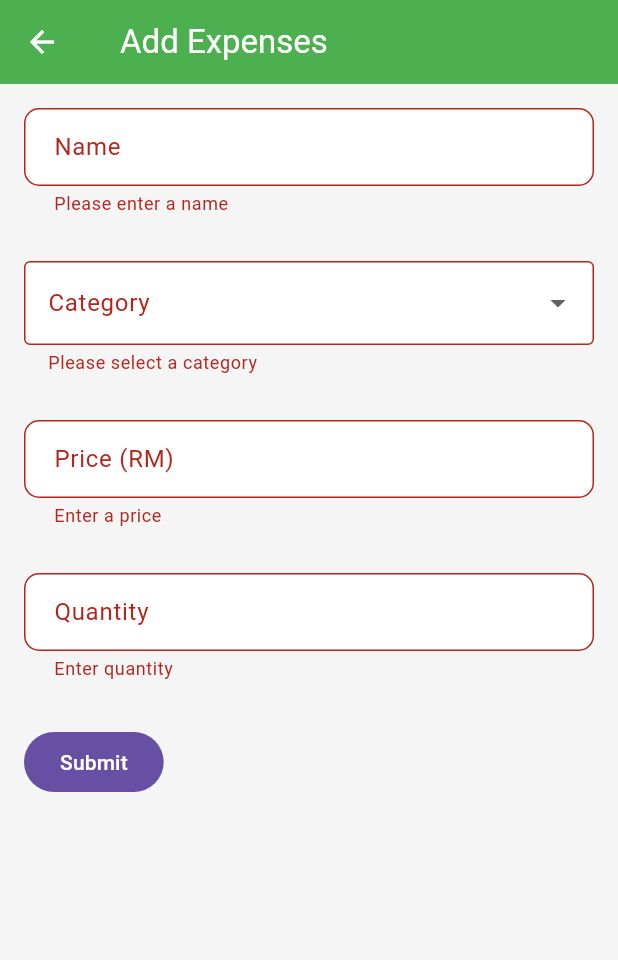
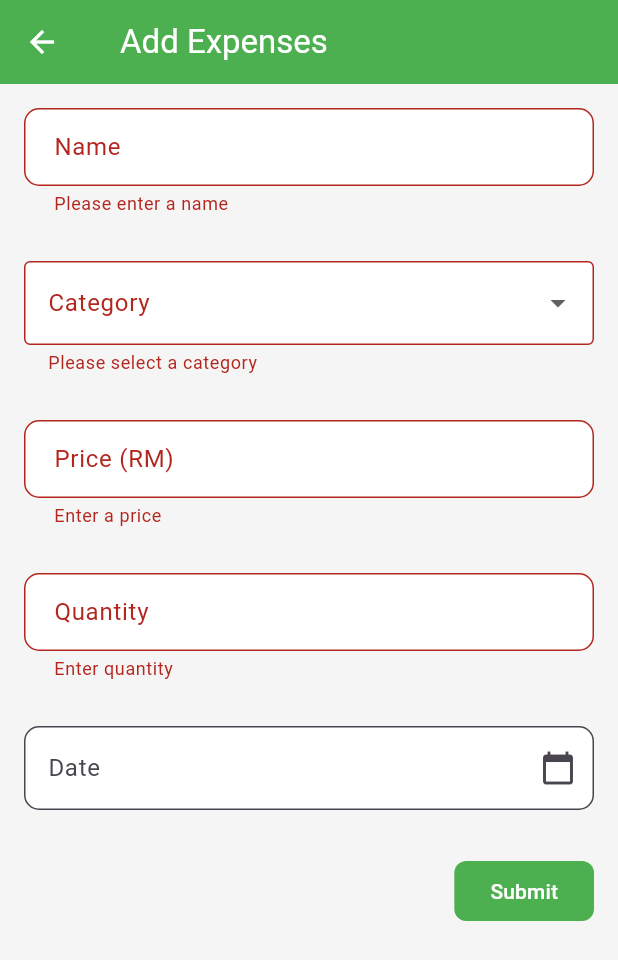
Before and after one commit to AhmadZahidi/expenses_tracker_app, a Flutter app: the AddScreen screen opened by its route, after a tap on "Submit", on a phone screen of 412 x 824 dp. Shown: the top 960 px of the screen. Run offline on Flutter 3.47's test engine with Material 3 defaults, Android fonts, the phone set to English and light mode, and no system bars; our stand-ins replace cloud_firestore, firebase_auth, firebase_core, flutter_svg, go_router; accounts and stored records are empty.

```diff
--- a/lib/router.dart
+++ b/lib/router.dart
@@ -1,7 +1,4 @@
-import 'package:expenses_tracker_app/background_color.dart';
 import 'package:expenses_tracker_app/screens/add_screen.dart';
-import 'package:expenses_tracker_app/reusable%20widget/background_screen.dart';
-import 'package:expenses_tracker_app/screens/firestore_screen.dart';
 import 'package:expenses_tracker_app/screens/home_screen.dart';
 import 'package:expenses_tracker_app/screens/splash_screen.dart';
 import 'package:go_router/go_router.dart';
@@ -17,14 +14,14 @@ final GoRouter appRouter = GoRouter(
       path: '/',
       builder:
           (context, state) =>
-              //  const LoginScreen(),
-              const HomeScreen(),
+               const LoginScreen(),
+              // const HomeScreen(),
     ),
     GoRoute(
       path: '/register',
       builder: (context, state) => const RegisterScreen(),
     ),
-    GoRoute(path: '/home', builder: (context, state) => FirestoreScreen()),
+    GoRoute(path: '/home', builder: (context, state) => HomeScreen()),
     GoRoute(path: '/home/add', builder: (context, state) => AddScreen()),
   ],
 );
--- a/lib/screens/add_screen.dart
+++ b/lib/screens/add_screen.dart
@@ -1,6 +1,7 @@
 import 'package:expenses_tracker_app/background_color.dart';
 import 'package:expenses_tracker_app/reusable%20widget/background_screen.dart';
 import 'package:expenses_tracker_app/reusable%20widget/crudbar.dart';
+import 'package:expenses_tracker_app/services/crud_service.dart';
 import 'package:flutter/material.dart';
 
 class AddScreen extends StatefulWidget {
@@ -15,9 +16,28 @@ class AddScreen extends StatefulWidget {
 class _AddScreenState extends State<AddScreen> {
   final _formKey = GlobalKey<FormState>();
 
+  DateTime? _selectedDate;
+
+  final CrudService crudService = CrudService();
   final TextEditingController _nameController = TextEditingController();
   final TextEditingController _priceController = TextEditingController();
   final TextEditingController _quantityController = TextEditingController();
+  final TextEditingController _dateController = TextEditingController();
+
+  Future<void> _pickDate(BuildContext context) async {
+    final DateTime? picked = await showDatePicker(
+      context: context,
+      initialDate: DateTime.now(),
+      firstDate: DateTime(2000),
+      lastDate: DateTime(2100),
+    );
+    if (picked != null) {
+      setState(() {
+        _selectedDate = picked;
+        _dateController.text = "${picked.day}/${picked.month}/${picked.year}";
+      });
+    }
+  }
 
   String? _selectedCategory;
   final List<String> _categories = [
@@ -52,8 +72,11 @@ class _AddScreenState extends State<AddScreen> {
               // Name
               TextFormField(
                 controller: _nameController,
-                validator: (value) =>
-                    value == null || value.trim().isEmpty ? 'Please enter a name' : null,
+                validator:
+                    (value) =>
+                        value == null || value.trim().isEmpty
+                            ? 'Please enter a name'
+                            : null,
                 decoration: InputDecoration(
                   labelText: 'Name',
                   border: OutlineInputBorder(
@@ -64,7 +87,10 @@ class _AddScreenState extends State<AddScreen> {
                   ),
                   filled: true,
                   fillColor: Colors.white,
-                  contentPadding: EdgeInsets.symmetric(horizontal: 16, vertical: 14),
+                  contentPadding: EdgeInsets.symmetric(
+                    horizontal: 16,
+                    vertical: 14,
+                  ),
                 ),
               ),
               SizedBox(height: 30),
@@ -77,9 +103,13 @@ class _AddScreenState extends State<AddScreen> {
                   fillColor: Colors.white,
                   labelText: 'Category',
                   border: OutlineInputBorder(),
-                  contentPadding: EdgeInsets.symmetric(horizontal: 12, vertical: 16),
+                  contentPadding: EdgeInsets.symmetric(
+                    horizontal: 12,
+                    vertical: 16,
                   ),
-                items: _categories.map((category) {
+                ),
+                items:
+                    _categories.map((category) {
                       return DropdownMenuItem(
                         value: category,
                         child: Text(category),
@@ -90,7 +120,9 @@ class _AddScreenState extends State<AddScreen> {
                     _selectedCategory = value;
                   });
                 },
-                validator: (value) => value == null ? "Please select a category" : null,
+                validator:
+                    (value) =>
+                        value == null ? "Please select a category" : null,
               ),
               SizedBox(height: 30),
 
@@ -101,7 +133,9 @@ class _AddScreenState extends State<AddScreen> {
                 validator: (value) {
                   if (value == null || value.isEmpty) return 'Enter a price';
                   final number = num.tryParse(value);
-                  if (number == null || number <= 0) return 'Enter a valid price';
+                  if (number == null || number <= 0) {
+                    return 'Enter a valid price';
+                  }
                   return null;
                 },
                 decoration: InputDecoration(
@@ -114,7 +148,10 @@ class _AddScreenState extends State<AddScreen> {
                   ),
                   filled: true,
                   fillColor: Colors.white,
-                  contentPadding: EdgeInsets.symmetric(horizontal: 16, vertical: 14),
+                  contentPadding: EdgeInsets.symmetric(
+                    horizontal: 16,
+                    vertical: 14,
+                  ),
                 ),
               ),
               SizedBox(height: 30),
@@ -126,7 +163,9 @@ class _AddScreenState extends State<AddScreen> {
                 validator: (value) {
                   if (value == null || value.isEmpty) return 'Enter quantity';
                   final number = int.tryParse(value);
-                  if (number == null || number <= 0) return 'Enter a valid quantity';
+                  if (number == null || number <= 0) {
+                    return 'Enter a valid quantity';
+                  }
                   return null;
                 },
                 decoration: InputDecoration(
@@ -139,22 +178,68 @@ class _AddScreenState extends State<AddScreen> {
                   ),
                   filled: true,
                   fillColor: Colors.white,
-                  contentPadding: EdgeInsets.symmetric(horizontal: 16, vertical: 14),
+                  contentPadding: EdgeInsets.symmetric(
+                    horizontal: 16,
+                    vertical: 14,
+                  ),
+                ),
+              ),
+              SizedBox(height: 30),
+
+              //Date Picker
+              TextFormField(
+                controller: _dateController,
+                readOnly: true,
+                onTap: () => _pickDate(context),
+                decoration: InputDecoration(
+                  labelText: 'Date',
+                  border: OutlineInputBorder(
+                    borderRadius: BorderRadius.circular(10),
+                  ),
+                  filled: true,
+                  fillColor: Colors.white,
+                  suffixIcon: Icon(Icons.calendar_today),
                 ),
               ),
               SizedBox(height: 30),
 
               // Submit button
+              Row(
+                mainAxisAlignment: MainAxisAlignment.end,
+                children: [
                   FilledButton(
                     onPressed: () {
                       if (_formKey.currentState!.validate()) {
-                    // Save or send data
+                        // send data
+                        crudService.addExpense(
+                          _nameController.text,
+                          _selectedCategory!,
+                          double.parse(_priceController.text),
+                          int.parse(_quantityController.text),
+                          _selectedDate!,
+                        );
                         ScaffoldMessenger.of(context).showSnackBar(
-                      SnackBar(content: Text('All fields validated!')),
+                          SnackBar(content: Text('Item add successfully')),
                         );
+                        _nameController.clear();
+                        _priceController.clear();
+                        _quantityController.clear();
+                        _dateController.clear();
+                        _selectedCategory = null;
+                        _selectedDate = null;
+                        setState(() {});
                       }
                     },
+                    style: FilledButton.styleFrom(
+                      padding: EdgeInsets.symmetric(horizontal: 24),
+                      shape: RoundedRectangleBorder(
+                        borderRadius: BorderRadius.circular(8),
+                      ),
+                      backgroundColor: buttonBackground,
+                    ),
                     child: Text('Submit'),
+                  ),
+                ],
               ),
             ],
           ),
--- a/lib/screens/login_screen.dart
+++ b/lib/screens/login_screen.dart
@@ -16,8 +16,8 @@ class LoginScreen extends StatefulWidget {
 
 class _LoginScreenState extends State<LoginScreen> {
   // Controllers for form fields
-  final TextEditingController _emailController = TextEditingController();
-  final TextEditingController _passwordController = TextEditingController();
+  final TextEditingController _emailController = TextEditingController(text: 'user1@email.com');
+  final TextEditingController _passwordController = TextEditingController(text: '12345678');
 
   @override
   void dispose() {
@@ -62,6 +62,7 @@ class _LoginScreenState extends State<LoginScreen> {
                       ),
                       const SizedBox(height: 8),
                       TextField(
+
                         controller: _emailController,
                         decoration: InputDecoration(
                           border: OutlineInputBorder(
```
Also changed, not shown: lib/services/crud_service.dart (added, +30 -0 lines). Lines whose indentation alone changed are shown as unchanged.
